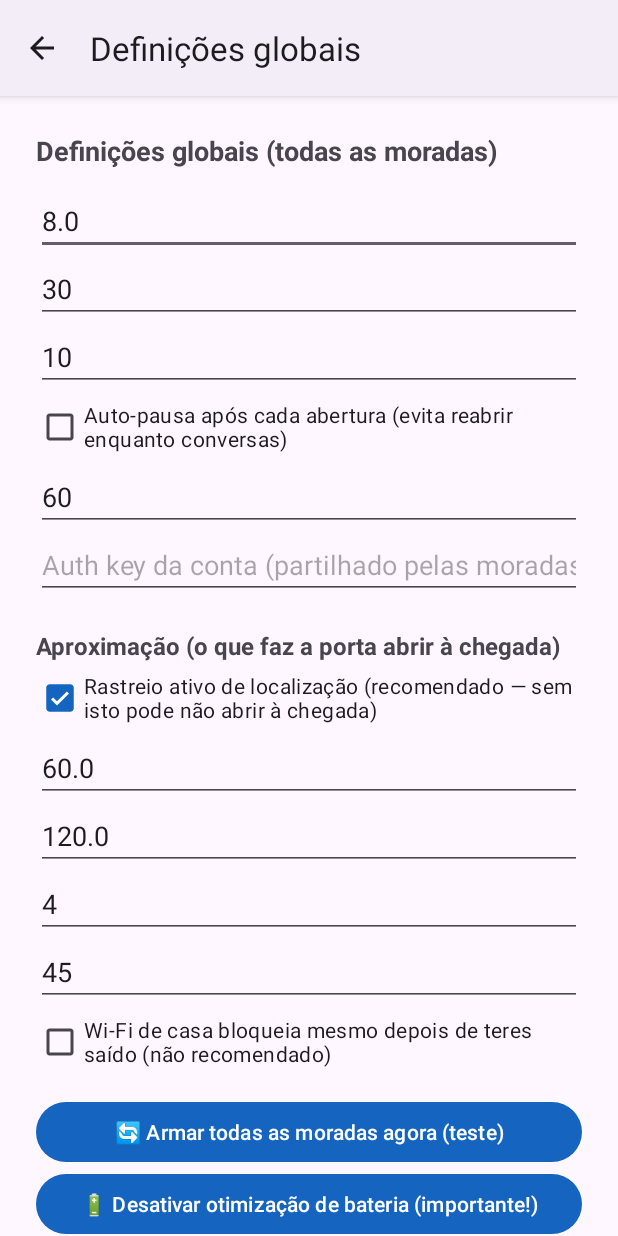
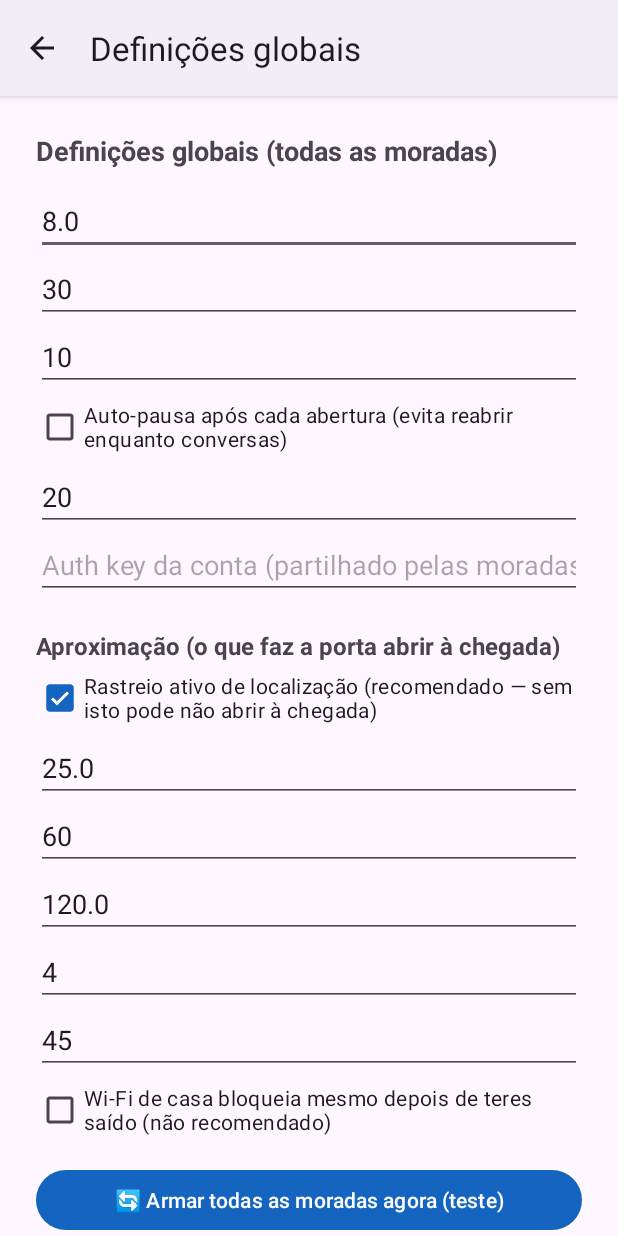
Before and after one commit to zavricardo-debug/abreportaautoshelly, an Android app: the GlobalSettingsActivity screen opened directly, with no data from a screen before it, after a tap on "🔄 Armar todas as moradas agora (teste)", on a phone screen of 412 x 824 dp. Run offline under Robolectric (Android 15) with nearby library versions, the light colour scheme and no system bars; network calls fail.

Commit message:
Armar deixa de depender do Wi-Fi: passa a exigir distancia + tempo
O utilizador apontou uma falha real do desenho anterior: a morada armava
assim que o telemovel perdia o Wi-Fi de casa. Mas ao SAIR de casa passa-se
obrigatoriamente pela porta, por isso a porta podia abrir-se atras dele --
e ao sair nao queremos abertura nenhuma.

Agora armar exige estar alem de raio+margem de forma CONTINUADA durante
awayConfirmSeconds (60 s por defeito). Na saida ainda se esta perto da porta,
o contador esta a zero e nada dispara. O contador e reposto assim que nos
voltamos a aproximar. Perder o Wi-Fi deixou de armar seja o que for (podia
ser so o router a falhar); o que prova a saida e a distancia.

Tambem corrige a razao pela qual o teste falhou (dizia sempre 'precisas de
te afastar'):
- Margem de rearme 60 -> 25 m. Com raio 30 arma aos 55 m, nao aos 95 m.
- Raio por defeito 35 -> 30 m.
- networkGraceSeconds 60 -> 20 s e deixa de travar o armar (so conta para o
  kill-switch opcional). Antes, uma volta curta nunca armava.

Novo campo 'Tempo longe para armar' em Definicoes globais. Simulacao alargada
para 30 cenarios, incluindo sair de casa a pe pela porta, saida curta ao lixo
e router abaixo com a pessoa em casa.

Co-authored-by: arena-agent <297053741+arena-agent@users.noreply.github.com>

```diff
--- a/workspace-01a06e07-780c-7c53-807f-e100cdba93b8 (2)/ShellyDoor/app/src/main/java/com/example/shellydoor/Door.kt
+++ b/workspace-01a06e07-780c-7c53-807f-e100cdba93b8 (2)/ShellyDoor/app/src/main/java/com/example/shellydoor/Door.kt
@@ -21,7 +21,7 @@ data class Door(
     var enabled: Boolean = true,       // automação desta porta ativa?
     var lat: Double = 0.0,
     var lng: Double = 0.0,
-    var radiusM: Float = 35f,
+    var radiusM: Float = 30f,
     var wifiKillEnabled: Boolean = true,
     var homeSsid: String = "",          // SSID(s) separados por vírgula
     var controlMode: String = "cloud",  // "local" | "cloud"
@@ -37,6 +37,16 @@ data class Door(
     /** true = já te afastaste desta morada, logo a chegada pode disparar. */
     var armed: Boolean = false,
     var lastArmedAt: Long = 0L,
+    /**
+     * Instante em que te vimos pela primeira vez CONTINUAMENTE longe (além de
+     * raio+margem). A morada só arma depois de estares longe durante
+     * `awayConfirmSeconds`. Volta a 0 assim que te aproximas.
+     *
+     * É isto que garante que **sair de casa nunca abre a porta**: ao passares
+     * pela porta a caminho da rua ainda estás perto, o contador está a zero e a
+     * morada não está armada.
+     */
+    var awaySinceAt: Long = 0L,
     /** Última abertura DESTA morada (cooldown por morada, não global). */
     var lastOpenAt: Long = 0L,
     /** Pausa própria desta morada (auto-pausa depois de abrir). */
@@ -67,6 +77,7 @@ data class Door(
         put("channel", channel); put("pulse", relayPulseSeconds)
         put("lastHomeWifiAt", lastHomeWifiAt)
         put("armed", armed); put("lastArmedAt", lastArmedAt)
+        put("awaySinceAt", awaySinceAt)
         put("lastOpenAt", lastOpenAt); put("pauseUntil", pauseUntil)
         put("lastDistanceM", lastDistanceM.toDouble()); put("lastSeenAt", lastSeenAt)
         put("lastReason", lastReason)
@@ -79,7 +90,7 @@ data class Door(
             enabled = o.optBoolean("enabled", true),
             lat = o.optDouble("lat", 0.0),
             lng = o.optDouble("lng", 0.0),
-            radiusM = o.optDouble("radiusM", 35.0).toFloat(),
+            radiusM = o.optDouble("radiusM", 30.0).toFloat(),
             wifiKillEnabled = o.optBoolean("wifiKill", true),
             homeSsid = o.optString("homeSsid", ""),
             controlMode = o.optString("mode", "cloud"),
@@ -92,6 +103,7 @@ data class Door(
             lastHomeWifiAt = o.optLong("lastHomeWifiAt", 0L),
             armed = o.optBoolean("armed", false),
             lastArmedAt = o.optLong("lastArmedAt", 0L),
+            awaySinceAt = o.optLong("awaySinceAt", 0L),
             lastOpenAt = o.optLong("lastOpenAt", 0L),
             pauseUntil = o.optLong("pauseUntil", 0L),
             lastDistanceM = o.optDouble("lastDistanceM", -1.0).toFloat(),
--- a/workspace-01a06e07-780c-7c53-807f-e100cdba93b8 (2)/ShellyDoor/app/src/main/java/com/example/shellydoor/GlobalSettingsActivity.kt
+++ b/workspace-01a06e07-780c-7c53-807f-e100cdba93b8 (2)/ShellyDoor/app/src/main/java/com/example/shellydoor/GlobalSettingsActivity.kt
@@ -27,6 +27,7 @@ class GlobalSettingsActivity : AppCompatActivity() {
         val etGrace = findViewById<EditText>(R.id.etNetGrace)
         val etAuthKeyGlobal = findViewById<EditText>(R.id.etAuthKeyGlobal)
         val etRearm = findViewById<EditText>(R.id.etRearmMargin)
+        val etAway = findViewById<EditText>(R.id.etAwayConfirm)
         val etMinAcc = findViewById<EditText>(R.id.etMinAccuracy)
         val etNearInt = findViewById<EditText>(R.id.etNearInterval)
         val etFarInt = findViewById<EditText>(R.id.etFarInterval)
@@ -40,6 +41,7 @@ class GlobalSettingsActivity : AppCompatActivity() {
         etGrace.setText(prefs.networkGraceSeconds.toString())
         etAuthKeyGlobal.setText(prefs.cloudAuthKeyGlobal)
         etRearm.setText(prefs.rearmMarginM.toString())
+        etAway.setText(prefs.awayConfirmSeconds.toString())
         etMinAcc.setText(prefs.minAccuracyM.toString())
         etNearInt.setText(prefs.nearIntervalSec.toString())
         etFarInt.setText(prefs.farIntervalSec.toString())
@@ -71,6 +73,7 @@ class GlobalSettingsActivity : AppCompatActivity() {
             prefs.networkGraceSeconds = etGrace.text.toString().toIntOrNull() ?: 60
             prefs.cloudAuthKeyGlobal = etAuthKeyGlobal.text.toString().trim()
             prefs.rearmMarginM = etRearm.text.toString().toFloatOrNull() ?: prefs.rearmMarginM
+            prefs.awayConfirmSeconds = (etAway.text.toString().toIntOrNull() ?: 60).coerceIn(0, 3600)
             prefs.minAccuracyM = etMinAcc.text.toString().toFloatOrNull() ?: prefs.minAccuracyM
             prefs.nearIntervalSec = (etNearInt.text.toString().toIntOrNull() ?: 4).coerceIn(1, 60)
             prefs.farIntervalSec = (etFarInt.text.toString().toIntOrNull() ?: 45).coerceIn(5, 600)
--- a/workspace-01a06e07-780c-7c53-807f-e100cdba93b8 (2)/ShellyDoor/app/src/main/java/com/example/shellydoor/Prefs.kt
+++ b/workspace-01a06e07-780c-7c53-807f-e100cdba93b8 (2)/ShellyDoor/app/src/main/java/com/example/shellydoor/Prefs.kt
@@ -55,8 +55,20 @@ class Prefs(context: Context) {
      * Isto é o que impede reaberturas enquanto andas à volta do prédio.
      */
     var rearmMarginM: Float
-        get() = sp.getFloat(KEY_REARM_MARGIN, 60f)
+        get() = sp.getFloat(KEY_REARM_MARGIN, 25f)
         set(v) = sp.edit().putFloat(KEY_REARM_MARGIN, v).apply()
+
+    /**
+     * Segundos que tens de estar CONTINUAMENTE longe (além de raio+margem)
+     * para a morada armar.
+     *
+     * É isto — e não o Wi-Fi — que distingue "saí de casa" de "estou a passar
+     * pela porta a caminho da rua". Ao sair, ainda estás perto da porta, por
+     * isso a morada não arma e a porta não abre atrás de ti.
+     */
+    var awayConfirmSeconds: Int
+        get() = sp.getInt(KEY_AWAY_CONFIRM, 60)
+        set(v) = sp.edit().putInt(KEY_AWAY_CONFIRM, v).apply()
 
     /**
      * Precisão mínima aceitável do GPS (metros). Só recusamos fixes PIORES do que
@@ -91,10 +103,12 @@ class Prefs(context: Context) {
     /** Janela (segundos) em que, mesmo sem estares ligado ao Wi-Fi de casa,
      *  continuamos a considerar que estás em casa. Evita abrir na troca 5G/2.4G.
      *  O valor é GLOBAL; o timestamp "última vez em casa" é POR MORADA (Door).
-     *  NOTA: só conta enquanto a morada NÃO está armada — depois de te teres
-     *  afastado, o Wi-Fi já não impede a abertura à chegada. */
+     *
+     *  NOTA: já NÃO impede a morada de armar (isso agora é só distância+tempo,
+     *  ver [awayConfirmSeconds]). Só é usado quando ligas explicitamente o
+     *  [wifiBlocksWhenArmed]. */
     var networkGraceSeconds: Int
-        get() = sp.getInt(KEY_NET_GRACE, 60)
+        get() = sp.getInt(KEY_NET_GRACE, 20)
         set(v) = sp.edit().putInt(KEY_NET_GRACE, v).apply()
 
     /**
@@ -153,6 +167,7 @@ class Prefs(context: Context) {
         private const val KEY_AUTO_PAUSE = "autoPauseAfterOpen"
         private const val KEY_PAUSE_UNTIL = "pauseUntil"
         private const val KEY_REARM_MARGIN = "rearmMarginM"
+        private const val KEY_AWAY_CONFIRM = "awayConfirmSeconds"
         private const val KEY_MIN_ACC = "minAccuracyM"
         private const val KEY_ACTIVE_TRACK = "activeTracking"
         private const val KEY_FAR_INT = "farIntervalSec"
--- a/workspace-01a06e07-780c-7c53-807f-e100cdba93b8 (2)/ShellyDoor/app/src/main/res/layout/activity_global_settings.xml
+++ b/workspace-01a06e07-780c-7c53-807f-e100cdba93b8 (2)/ShellyDoor/app/src/main/res/layout/activity_global_settings.xml
@@ -80,6 +80,13 @@
         android:hint="@string/hint_rearm_margin" />
 
     <EditText
+        android:id="@+id/etAwayConfirm"
+        android:layout_width="match_parent"
+        android:layout_height="wrap_content"
+        android:inputType="number"
+        android:hint="@string/hint_away_confirm" />
+
+    <EditText
         android:id="@+id/etMinAccuracy"
         android:layout_width="match_parent"
         android:layout_height="wrap_content"
--- a/workspace-01a06e07-780c-7c53-807f-e100cdba93b8 (2)/ShellyDoor/app/src/main/res/values/strings.xml
+++ b/workspace-01a06e07-780c-7c53-807f-e100cdba93b8 (2)/ShellyDoor/app/src/main/res/values/strings.xml
@@ -25,14 +25,14 @@
 
     <string name="hint_door_name">Nome da morada (ex. "Casa", "Trabalho")</string>
     <string name="hint_door_enabled">Automação desta morada ativa?</string>
-    <string name="hint_radius">Raio de disparo (metros) — experimenta 20–40m</string>
+    <string name="hint_radius">Raio de disparo (metros) — mín. realista 20–40m (o GPS não faz melhor)</string>
     <string name="hint_speed">Velocidade máx para abrir (m/s) — ex. 8 (a pé nunca bloqueia)</string>
     <string name="hint_cooldown">Cooldown (segundos) entre aberturas — ex. 30</string>
     <string name="hint_wifi_kill">Ligado ao Wi-Fi de casa = bloquear abertura</string>
     <string name="hint_home_ssid">SSID de casa (vírgulas se vários) — ex. MeuRouter</string>
     <string name="hint_pause_min">Duração da pausa (minutos) — ex. 10</string>
     <string name="hint_auto_pause">Auto-pausa após cada abertura (evita reabrir enquanto conversas)</string>
-    <string name="hint_net_grace">Delay de troca de rede (segundos) — evita abrir ao mudar 5G/2.4G em casa. ex. 60</string>
+    <string name="hint_net_grace">Delay de troca de rede (segundos) — só usado se ligares o bloqueio por Wi-Fi. ex. 20</string>
     <string name="hint_auth_key_global">Auth key da conta (partilhado pelas moradas) — usado se a morada não tiver o seu</string>
     <string name="hint_mode">Modo: local ou cloud</string>
     <string name="hint_channel">Canal do relé (0 ou 1)</string>
@@ -52,7 +52,8 @@
     <!-- Aproximação / rastreio -->
     <string name="settings_section_approach">Aproximação (o que faz a porta abrir à chegada)</string>
     <string name="hint_active_tracking">Rastreio ativo de localização (recomendado — sem isto pode não abrir à chegada)</string>
-    <string name="hint_rearm_margin">Margem de rearme (metros) — tens de te afastar raio+isto para voltar a abrir. ex. 60</string>
+    <string name="hint_rearm_margin">Margem de rearme (metros) — tens de te afastar raio+isto para voltar a abrir. ex. 25</string>
+    <string name="hint_away_confirm">Tempo longe para armar (segundos) — evita abrir quando SAIS de casa. ex. 60</string>
     <string name="hint_min_accuracy">Precisão mínima do GPS (metros) — só recusa fixes piores que isto. ex. 120</string>
     <string name="hint_near_interval">Intervalo do GPS perto de casa (segundos) — ex. 4</string>
     <string name="hint_far_interval">Intervalo do GPS longe de casa (segundos) — ex. 45</string>
```
Also changed, not shown: workspace-01a06e07-780c-7c53-807f-e100cdba93b8 (2)/ShellyDoor/app/src/main/java/com/example/shellydoor/DoorDecisionEngine.kt (+34 -12 lines), 2 other files.
